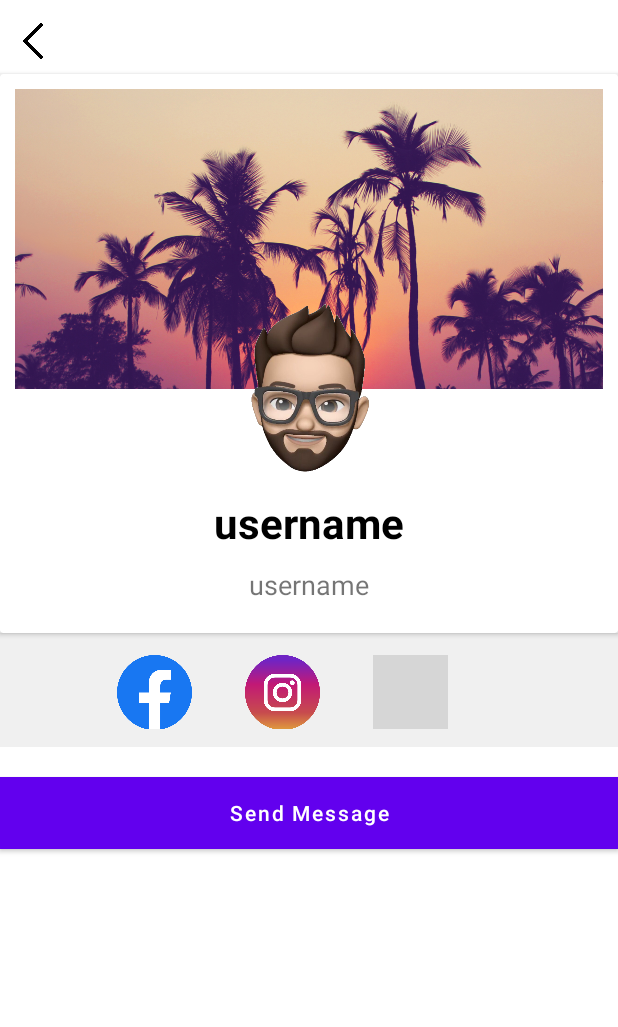
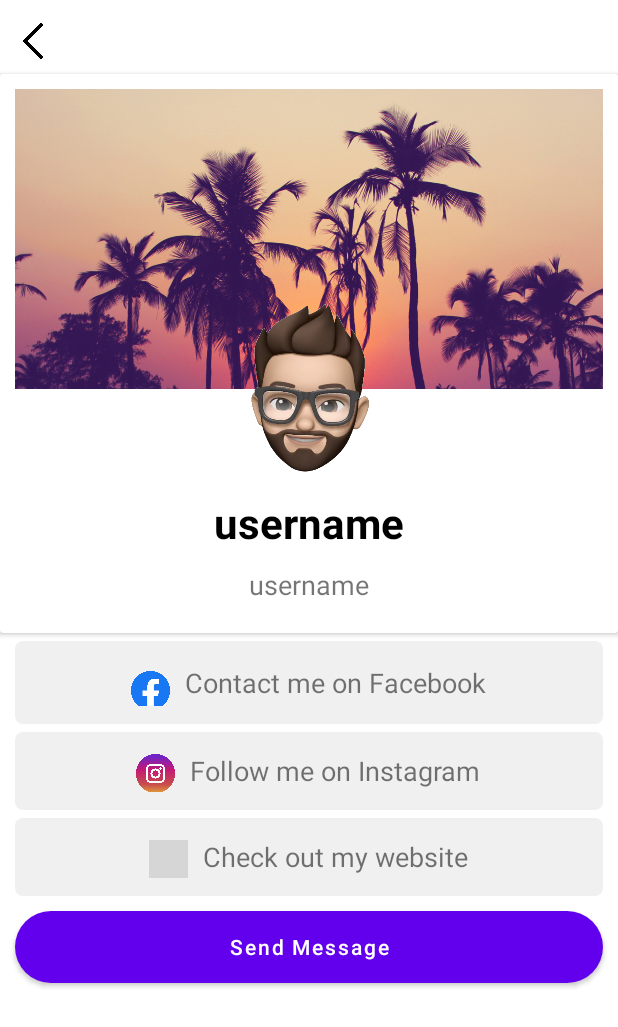
Before and after one commit to dimitarduino/chat-mobilni, an Android app: the VisitUserActivity screen opened directly, with no data from a screen before it, on a phone screen of 412 x 824 dp. Shown: the top 1027 px of the screen. Run offline under Robolectric (Android 15) with nearby library versions, the phone set to English and light mode, and no system bars; our stand-ins replace CircleImageView, Firebase (no records; nobody signed in at launch, a user with empty details on screens opened directly), Picasso; pictures from the network do not load; 1 statement that could not run was skipped; grey boxes are pictures that could not be loaded.

Commit message:
Redizajniran pregled na profil i visit.

```diff
--- a/app/src/main/java/com/dimitarduino/chatmobilni/VisitUserActivity.kt
+++ b/app/src/main/java/com/dimitarduino/chatmobilni/VisitUserActivity.kt
@@ -6,6 +6,7 @@ import androidx.appcompat.app.AppCompatActivity
 import android.os.Bundle
 import android.widget.Button
 import android.widget.ImageView
+import android.widget.LinearLayout
 import android.widget.TextView
 import com.dimitarduino.chatmobilni.ModelClasses.Users
 import com.google.firebase.database.DataSnapshot
@@ -24,9 +25,9 @@ class VisitUserActivity : AppCompatActivity() {
     private lateinit var fullnamePrikaz : TextView
     private lateinit var profilnaPrikaz : CircleImageView
     private lateinit var coverPrikaz : ImageView
-    private lateinit var fbPrikaz : ImageView
-    private lateinit var instaPrikaz : ImageView
-    private lateinit var webPrikaz : ImageView
+    private lateinit var fbPrikaz : LinearLayout
+    private lateinit var instaPrikaz : LinearLayout
+    private lateinit var webPrikaz : LinearLayout
     private lateinit var ispratiPorakaProfil : Button
     private lateinit var vratiNazadBtn : ImageView
 
@@ -38,9 +39,9 @@ class VisitUserActivity : AppCompatActivity() {
         fullnamePrikaz = findViewById<TextView>(R.id.fullnameVisit)
         profilnaPrikaz = findViewById<CircleImageView>(R.id.profil_profilna)
         coverPrikaz = findViewById<ImageView>(R.id.profil_naslovna)
-        fbPrikaz = findViewById<ImageView>(R.id.profil_fb)
-        instaPrikaz = findViewById<ImageView>(R.id.profil_insta)
-        webPrikaz = findViewById<ImageView>(R.id.profil_web)
+        fbPrikaz = findViewById<LinearLayout>(R.id.profil_fb)
+        instaPrikaz = findViewById<LinearLayout>(R.id.profil_insta)
+        webPrikaz = findViewById<LinearLayout>(R.id.profil_web)
         ispratiPorakaProfil = findViewById<Button>(R.id.ispratiPoraka_profil)
         vratiNazadBtn = findViewById(R.id.vratiNazad)
 
--- a/app/src/main/res/layout/activity_visit_user.xml
+++ b/app/src/main/res/layout/activity_visit_user.xml
@@ -5,7 +5,13 @@
     android:layout_width="match_parent"
     android:layout_height="match_parent"
     tools:context=".VisitUserActivity">
+    <ScrollView
+        android:layout_width="wrap_content"
+        android:layout_height="wrap_content">
 
+        <RelativeLayout
+            android:layout_width="match_parent"
+            android:layout_height="match_parent">
     <ImageView
         android:id="@+id/vratiNazad"
         android:layout_width="24dp"
@@ -13,6 +19,8 @@
         android:layout_marginLeft="10dp"
         android:layout_marginTop="15dp"
         android:src="@drawable/back" />
+
+
 
     <androidx.cardview.widget.CardView
         android:id="@+id/cardView1"
@@ -74,61 +82,112 @@
 
     </androidx.cardview.widget.CardView>
 
+
     <LinearLayout
-        android:id="@+id/ll1"
+        android:id="@+id/profil_fb"
         android:layout_width="match_parent"
         android:layout_height="wrap_content"
+        android:layout_marginHorizontal="10dp"
         android:layout_below="@id/cardView1"
         android:gravity="center"
-        android:background="@color/inputBackground"
-        android:layout_marginTop="0dp"
+        android:background="@drawable/account_input_bg"
+        android:layout_marginTop="5dp"
+        android:orientation="horizontal"
+        android:padding="12dp">
+        <ImageView
+            android:id="@+id/namesti_fb"
+            android:layout_width="26dp"
+            android:layout_height="26dp"
+            android:src="@drawable/facebook"
+            android:scaleType="centerCrop"
+            android:layout_marginTop="5dp"
+            android:layout_gravity="center"
+            />
+        <TextView
+            android:layout_width="wrap_content"
+            android:layout_height="wrap_content"
+            android:textSize="18sp"
+            android:layout_marginLeft="10dp"
+            android:text="Contact me on Facebook" />
+    </LinearLayout>
+
+    <LinearLayout
+        android:id="@+id/profil_insta"
+        android:layout_width="match_parent"
+        android:layout_height="wrap_content"
+        android:layout_marginHorizontal="10dp"
+        android:layout_below="@id/profil_fb"
+        android:gravity="center"
+        android:background="@drawable/account_input_bg"
+        android:layout_marginTop="5dp"
         android:orientation="horizontal"
         android:padding="12dp">
 
         <ImageView
-            android:id="@+id/profil_fb"
-            android:layout_width="50dp"
-            android:layout_height="50dp"
-            android:src="@drawable/facebook"
-            android:scaleType="centerCrop"
-            android:layout_marginTop="2dp"
-            android:layout_marginRight="35dp"
-            android:layout_gravity="center"
-            />
-        <ImageView
-            android:id="@+id/profil_insta"
-            android:layout_width="50dp"
-            android:layout_height="50dp"
+            android:id="@+id/namesti_insta"
+            android:layout_width="26dp"
+            android:layout_height="26dp"
             android:src="@drawable/instagram"
             android:scaleType="centerCrop"
             android:layout_marginTop="2dp"
-            android:layout_marginRight="35dp"
             android:layout_gravity="center"
             />
+
+        <TextView
+            android:layout_width="wrap_content"
+            android:layout_height="wrap_content"
+            android:textSize="18sp"
+            android:layout_marginLeft="10dp"
+            android:text="Follow me on Instagram" />
+    </LinearLayout>
+
+
+    <LinearLayout
+        android:id="@+id/profil_web"
+        android:layout_width="match_parent"
+        android:layout_height="wrap_content"
+        android:layout_marginHorizontal="10dp"
+        android:layout_below="@id/profil_insta"
+        android:gravity="center"
+        android:layout_marginTop="5dp"
+        android:background="@drawable/account_input_bg"
+        android:orientation="horizontal"
+        android:padding="12dp">
         <ImageView
-            android:id="@+id/profil_web"
-            android:layout_width="50dp"
-            android:layout_height="50dp"
+            android:id="@+id/namesti_web"
+            android:layout_width="26dp"
+            android:layout_height="26dp"
             android:src="@drawable/web"
             android:scaleType="centerCrop"
             android:layout_marginTop="2dp"
-            android:layout_marginRight="35dp"
             android:layout_gravity="center"
             />
+
+        <TextView
+            android:layout_width="wrap_content"
+            android:layout_height="wrap_content"
+            android:textSize="18sp"
+            android:layout_marginLeft="10dp"
+            android:text="Check out my website" />
     </LinearLayout>
-
 
     <Button
         android:id="@+id/ispratiPoraka_profil"
         android:layout_width="match_parent"
         android:layout_height="wrap_content"
-        android:layout_marginTop="20dp"
-        android:layout_below="@+id/ll1"
-        android:background="@color/colorProfile"
+        android:layout_marginTop="10dp"
+        android:layout_marginHorizontal="10dp"
+        android:layout_below="@+id/profil_web"
+        android:background="@drawable/register_btn_bg"
         android:textColor="@android:color/white"
         android:textAllCaps="false"
+        android:layout_marginBottom="20dp"
         android:text="Send Message"
         >
     </Button>
 
+        </RelativeLayout>
+
+    </ScrollView>
+
 </RelativeLayout>
```
Also changed, not shown: app/src/main/java/com/dimitarduino/chatmobilni/Fragments/SettingsFragment.kt (+6 -6 lines), app/src/main/res/layout/fragment_settings.xml (+74 -19 lines).
